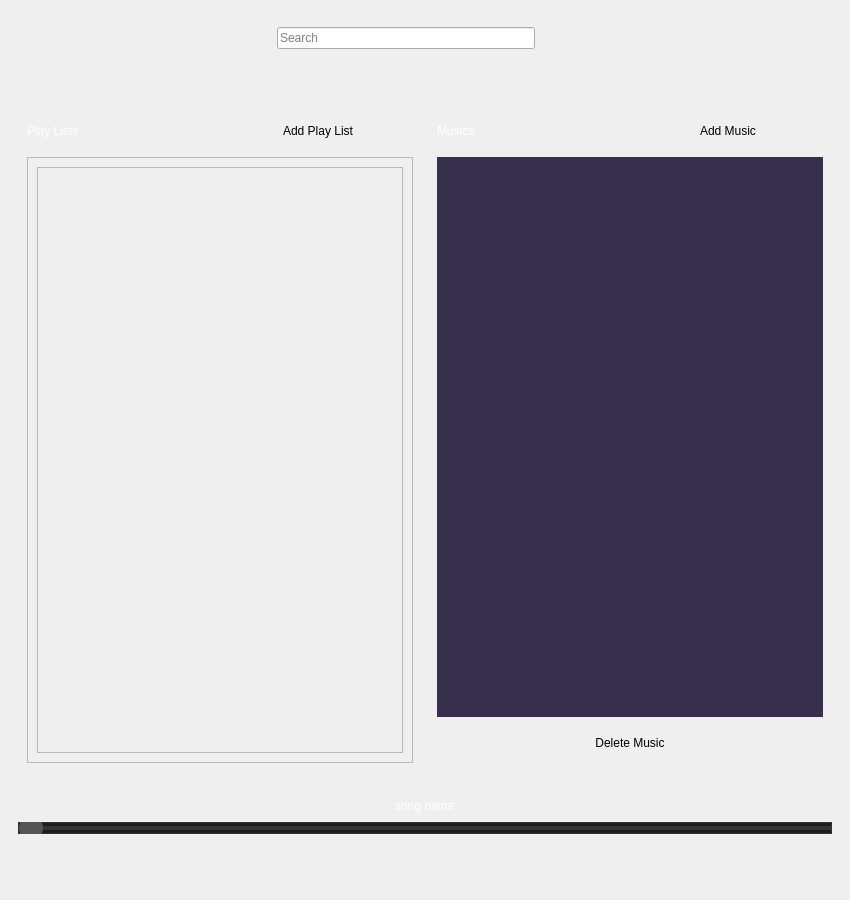
First picture: the form in MusicPlayer/MusicPlayer.ui, repository Amirrezach1383/MusicPlayer, before the edit.
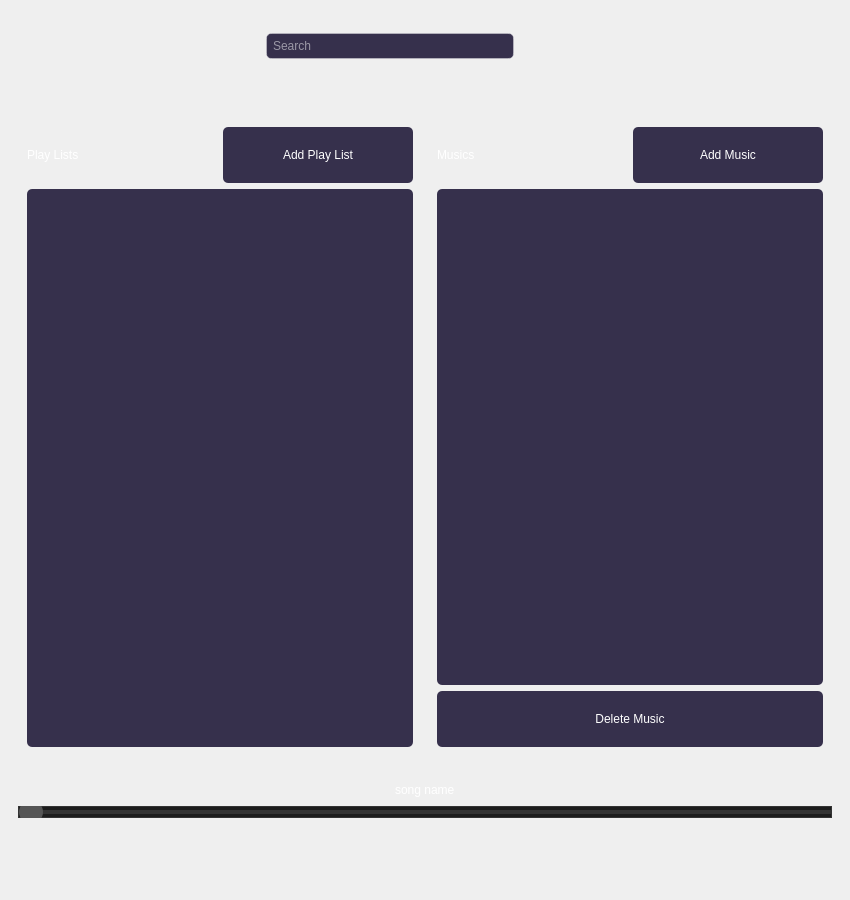
Second picture: the form after the edit. Icons and pictures are not drawn.

Patch:
```diff
--- a/MusicPlayer/MusicPlayer.ui
+++ b/MusicPlayer/MusicPlayer.ui
@@ -20,27 +20,7 @@
    <string notr="true">QMainWindow {
 	background-image: url(:/Icons/a darker blue night sky background, size 850 _ 900 pixels (1).png);
 }
-QPushButton {
-	border:none;
-	background: transparent;
-}
-QPushButton {
-	text-align : center;
-	background : transparent; 
-	border-radius : 5 px;
-	font: 9pt &quot;Playwrite DE Grund&quot;;
-/*	color: rgb(255, 255, 255);*/
-	height : 40 px;
-	border-radius:5px;
-}
-QPushButton:hover {
-	background-color: rgb(51, 51, 51);
-	font: 700 9pt &quot;Playwrite DE Grund&quot;;
-}
-QPushButton:checked {
-	background-color: rgb(51, 51, 51);
-	font: 700 9pt &quot;Playwrite DE Grund&quot;;
-}
+
 QLabel {
 	text-align : center;
 	background : transparent; 
@@ -49,9 +29,6 @@
 	color: rgb(255, 255, 255);
 	height : 40 px;
 	border-radius:5px;
-}
-QFrame {
-
 }</string>
   </property>
   <widget class="QWidget" name="centralwidget">
@@ -84,6 +61,22 @@
            </item>
            <item>
             <widget class="QLineEdit" name="searchLE">
+             <property name="styleSheet">
+              <string notr="true">QLineEdit {
+    background-color: rgba(8, 0, 35, 0.8);
+    color: white;
+    border: 1px solid rgba(255, 255, 255, 0.3);
+font: 11pt &quot;Playwrite DE Grund&quot;;
+    border-radius: 5px;
+    padding: 4px;
+}
+
+QLineEdit:focus {
+    background-color: rgba(8, 0, 35, 1);
+    border: 1px solid rgba(255, 255, 255, 0.6);
+}
+</string>
+             </property>
              <property name="placeholderText">
               <string>Search</string>
              </property>
@@ -91,6 +84,29 @@
            </item>
            <item>
             <widget class="QPushButton" name="searchPB">
+             <property name="styleSheet">
+              <string notr="true">
+
+QPushButton {
+	text-align : center;
+
+	border-radius : 5 px;
+color: white;
+	font: 9pt &quot;Playwrite DE Grund&quot;;
+	height : 40 px;
+	border-radius:5px;
+padding: 8px 16px;
+}
+QPushButton:hover {
+	 background-color: rgba(8, 0, 35, 1); 
+	font: 700 9pt &quot;Playwrite DE Grund&quot;;
+}
+QPushButton:checked {
+	background-color: rgba(5, 0, 25, 1); 
+	font: 700 9pt &quot;Playwrite DE Grund&quot;;
+}
+</string>
+             </property>
              <property name="text">
               <string/>
              </property>
@@ -155,6 +171,27 @@
               </item>
               <item>
                <widget class="QPushButton" name="addPlayListPB">
+                <property name="styleSheet">
+                 <string notr="true">QPushButton {
+	text-align : center;
+	    background-color: rgba(8, 0, 35, 0.8);
+	border-radius : 5 px;
+color: white;
+	font: 9pt &quot;Playwrite DE Grund&quot;;
+	height : 40 px;
+	border-radius:5px;
+padding: 8px 16px;
+}
+QPushButton:hover {
+	 background-color: rgba(8, 0, 35, 1); 
+	font: 700 9pt &quot;Playwrite DE Grund&quot;;
+}
+QPushButton:checked {
+	background-color: rgba(5, 0, 25, 1); 
+	font: 700 9pt &quot;Playwrite DE Grund&quot;;
+}
+</string>
+                </property>
                 <property name="text">
                  <string>Add Play List</string>
                 </property>
@@ -175,7 +212,12 @@
             <item>
              <widget class="QScrollArea" name="playListsSongsSA">
               <property name="styleSheet">
-               <string notr="true"/>
+               <string notr="true">QScrollArea {
+	border-radius:5px;
+	background: rgba(8, 0, 35, 204); 
+	border: transparent;
+}
+</string>
               </property>
               <property name="widgetResizable">
                <bool>true</bool>
@@ -185,10 +227,16 @@
                 <rect>
                  <x>0</x>
                  <y>0</y>
-                 <width>396</width>
-                 <height>625</height>
+                 <width>398</width>
+                 <height>579</height>
                 </rect>
                </property>
+               <property name="styleSheet">
+                <string notr="true">QWidget {	
+	border:none;
+	background: transparent;
+}</string>
+               </property>
                <layout class="QVBoxLayout" name="verticalLayout_7">
                 <item>
                  <widget class="QFrame" name="frame_2">
@@ -239,6 +287,27 @@
               </item>
               <item>
                <widget class="QPushButton" name="addMusicPB">
+                <property name="styleSheet">
+                 <string notr="true">QPushButton {
+	text-align : center;
+	    background-color: rgba(8, 0, 35, 0.8);
+	border-radius : 5 px;
+color: white;
+	font: 9pt &quot;Playwrite DE Grund&quot;;
+	height : 40 px;
+	border-radius:5px;
+padding: 8px 16px;
+}
+QPushButton:hover {
+	 background-color: rgba(8, 0, 35, 1); 
+	font: 700 9pt &quot;Playwrite DE Grund&quot;;
+}
+QPushButton:checked {
+	background-color: rgba(5, 0, 25, 1); 
+	font: 700 9pt &quot;Playwrite DE Grund&quot;;
+}
+</string>
+                </property>
                 <property name="text">
                  <string>Add Music</string>
                 </property>
@@ -259,13 +328,8 @@
             <item>
              <widget class="QScrollArea" name="musicsSA">
               <property name="styleSheet">
-               <string notr="true">QPushButton {
-        border:none;
-        background: transparent;
-        text-align : center;
-}
-QScrollArea { 
-
+               <string notr="true">QScrollArea { 
+	border-radius:5px;
 	background: rgba(8, 0, 35, 204); 
 	border: transparent;
 }</string>
@@ -279,14 +343,14 @@
                  <x>0</x>
                  <y>0</y>
                  <width>398</width>
-                 <height>583</height>
+                 <height>519</height>
                 </rect>
                </property>
                <property name="styleSheet">
-                <string notr="true">QWidget {
+                <string notr="true">QWidget {	
+	border:none;
 	background: transparent;
-}
-</string>
+}</string>
                </property>
                <layout class="QVBoxLayout" name="verticalLayout_8">
                 <item>
@@ -320,6 +384,27 @@
             </item>
             <item>
              <widget class="QPushButton" name="deleteMusicPB">
+              <property name="styleSheet">
+               <string notr="true">QPushButton {
+	text-align : center;
+	    background-color: rgba(8, 0, 35, 0.8);
+	border-radius : 5 px;
+color: white;
+	font: 9pt &quot;Playwrite DE Grund&quot;;
+	height : 40 px;
+	border-radius:5px;
+padding: 8px 16px;
+}
+QPushButton:hover {
+	 background-color: rgba(8, 0, 35, 1); 
+	font: 700 9pt &quot;Playwrite DE Grund&quot;;
+}
+QPushButton:checked {
+	background-color: rgba(5, 0, 25, 1); 
+	font: 700 9pt &quot;Playwrite DE Grund&quot;;
+}
+</string>
+              </property>
               <property name="text">
                <string>Delete Music</string>
               </property>
@@ -446,6 +531,27 @@
            <property name="cursor">
             <cursorShape>PointingHandCursor</cursorShape>
            </property>
+           <property name="styleSheet">
+            <string notr="true">QPushButton {
+	text-align : center;
+
+	border-radius : 5 px;
+color: white;
+	font: 9pt &quot;Playwrite DE Grund&quot;;
+	height : 40 px;
+	border-radius:5px;
+padding: 8px 16px;
+}
+QPushButton:hover {
+	 background-color: rgba(8, 0, 35, 1); 
+	font: 700 9pt &quot;Playwrite DE Grund&quot;;
+}
+QPushButton:checked {
+	background-color: rgba(5, 0, 25, 1); 
+	font: 700 9pt &quot;Playwrite DE Grund&quot;;
+}
+</string>
+           </property>
            <property name="text">
             <string/>
            </property>
@@ -482,6 +588,26 @@
            <property name="cursor">
             <cursorShape>PointingHandCursor</cursorShape>
            </property>
+           <property name="styleSheet">
+            <string notr="true">QPushButton {
+	border:none;
+	background: transparent;
+}
+QPushButton {
+	text-align : center;
+	background : transparent; 
+	border-radius : 5 px;
+	font: 9pt &quot;Playwrite DE Grund&quot;;
+/*	color: rgb(255, 255, 255);*/
+	height : 40 px;
+	border-radius:5px;
+}
+QPushButton:hover {
+	 background-color: rgba(8, 0, 35, 1); 
+	font: 700 9pt &quot;Playwrite DE Grund&quot;;
+}
+</string>
+           </property>
            <property name="text">
             <string/>
            </property>
@@ -517,15 +643,23 @@
            </property>
            <property name="styleSheet">
             <string notr="true">QPushButton {
+	border:none;
+	background: transparent;
+}
+QPushButton {
 	text-align : center;
 	background : transparent; 
 	border-radius : 5 px;
 	font: 9pt &quot;Playwrite DE Grund&quot;;
-	color: rgb(255, 255, 255);
+/*	color: rgb(255, 255, 255);*/
 	height : 40 px;
-	padding-left:5px;
 	border-radius:5px;
-}</string>
+}
+QPushButton:hover {
+	 background-color: rgba(8, 0, 35, 1); 
+	font: 700 9pt &quot;Playwrite DE Grund&quot;;
+}
+</string>
            </property>
            <property name="text">
             <string/>
@@ -564,6 +698,26 @@
            <property name="cursor">
             <cursorShape>PointingHandCursor</cursorShape>
            </property>
+           <property name="styleSheet">
+            <string notr="true">QPushButton {
+	border:none;
+	background: transparent;
+}
+QPushButton {
+	text-align : center;
+	background : transparent; 
+	border-radius : 5 px;
+	font: 9pt &quot;Playwrite DE Grund&quot;;
+/*	color: rgb(255, 255, 255);*/
+	height : 40 px;
+	border-radius:5px;
+}
+QPushButton:hover {
+	 background-color: rgba(8, 0, 35, 1); 
+	font: 700 9pt &quot;Playwrite DE Grund&quot;;
+}
+</string>
+           </property>
            <property name="text">
             <string/>
            </property>
@@ -597,6 +751,31 @@
            <property name="cursor">
             <cursorShape>PointingHandCursor</cursorShape>
            </property>
+           <property name="styleSheet">
+            <string notr="true">QPushButton {
+	border:none;
+	background: transparent;
+}
+QPushButton {
+	text-align : center;
+
+	border-radius : 5 px;
+color: white;
+	font: 9pt &quot;Playwrite DE Grund&quot;;
+	height : 40 px;
+	border-radius:5px;
+padding: 8px 16px;
+}
+QPushButton:hover {
+	 background-color: rgba(8, 0, 35, 1); 
+	font: 700 9pt &quot;Playwrite DE Grund&quot;;
+}
+QPushButton:checked {
+	background-color: rgba(5, 0, 25, 1); 
+	font: 700 9pt &quot;Playwrite DE Grund&quot;;
+}
+</string>
+           </property>
            <property name="text">
             <string/>
            </property>
```
